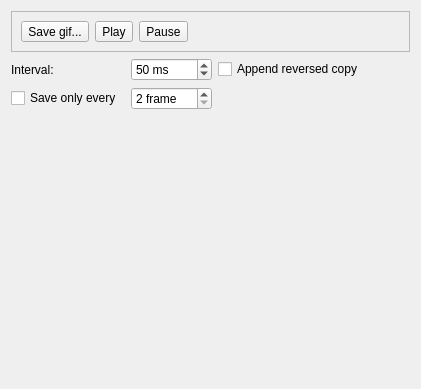
First picture: the form in ui/gifwidget.ui, repository Apkawa/QGifer, before the edit.
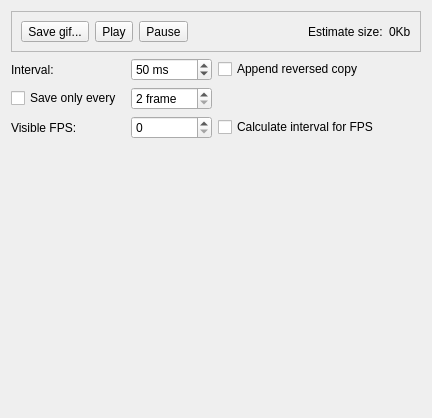
Second picture: the form after the edit. Custom widgets are drawn as their Qt base class.

Commit message: Display estimate size in gif preview dialog

```diff
--- a/ui/gifwidget.ui
+++ b/ui/gifwidget.ui
@@ -6,8 +6,8 @@
    <rect>
     <x>0</x>
     <y>0</y>
-    <width>421</width>
-    <height>362</height>
+    <width>432</width>
+    <height>414</height>
    </rect>
   </property>
   <property name="windowTitle">
@@ -75,20 +75,24 @@
         </property>
        </spacer>
       </item>
+      <item>
+       <widget class="QLabel" name="label_3">
+        <property name="text">
+         <string>Estimate size:</string>
+        </property>
+       </widget>
+      </item>
+      <item>
+       <widget class="QLabel" name="estimateSize">
+        <property name="text">
+         <string>0Kb</string>
+        </property>
+       </widget>
+      </item>
      </layout>
     </widget>
    </item>
-   <item row="1" column="0">
-    <widget class="QLabel" name="label">
-     <property name="text">
-      <string>Interval:</string>
-     </property>
-     <property name="alignment">
-      <set>Qt::AlignLeading|Qt::AlignLeft|Qt::AlignVCenter</set>
-     </property>
-    </widget>
-   </item>
-   <item row="1" column="1">
+   <item row="2" column="1">
     <widget class="QSpinBox" name="intervalBox">
      <property name="suffix">
       <string> ms</string>
@@ -104,14 +108,14 @@
      </property>
     </widget>
    </item>
-   <item row="2" column="0">
+   <item row="3" column="0">
     <widget class="QCheckBox" name="saveEveryBox">
      <property name="text">
       <string>Save only every </string>
      </property>
     </widget>
    </item>
-   <item row="2" column="1">
+   <item row="3" column="1">
     <widget class="QSpinBox" name="seBox">
      <property name="suffix">
       <string> frame</string>
@@ -124,7 +128,17 @@
      </property>
     </widget>
    </item>
-   <item row="2" column="2">
+   <item row="2" column="0">
+    <widget class="QLabel" name="label">
+     <property name="text">
+      <string>Interval:</string>
+     </property>
+     <property name="alignment">
+      <set>Qt::AlignLeading|Qt::AlignLeft|Qt::AlignVCenter</set>
+     </property>
+    </widget>
+   </item>
+   <item row="3" column="2">
     <spacer name="horizontalSpacer_2">
      <property name="orientation">
       <enum>Qt::Horizontal</enum>
@@ -137,7 +151,7 @@
      </property>
     </spacer>
    </item>
-   <item row="3" column="0" colspan="3">
+   <item row="5" column="0" colspan="3">
     <widget class="PreviewWidget" name="preview" native="true">
      <property name="sizePolicy">
       <sizepolicy hsizetype="Minimum" vsizetype="Minimum">
@@ -162,13 +176,30 @@
      </layout>
     </widget>
    </item>
-   <item row="1" column="2">
+   <item row="2" column="2">
     <widget class="QCheckBox" name="reverseBox">
      <property name="text">
       <string>Append reversed copy</string>
      </property>
     </widget>
    </item>
+   <item row="4" column="1">
+    <widget class="QSpinBox" name="visibleFPSBox"/>
+   </item>
+   <item row="4" column="2">
+    <widget class="QCheckBox" name="calculateIntervalForFPS">
+     <property name="text">
+      <string>Calculate interval for FPS</string>
+     </property>
+    </widget>
+   </item>
+   <item row="4" column="0">
+    <widget class="QLabel" name="label_2">
+     <property name="text">
+      <string>Visible FPS:</string>
+     </property>
+    </widget>
+   </item>
   </layout>
  </widget>
  <customwidgets>
```
The commit also changes 9 other files.
